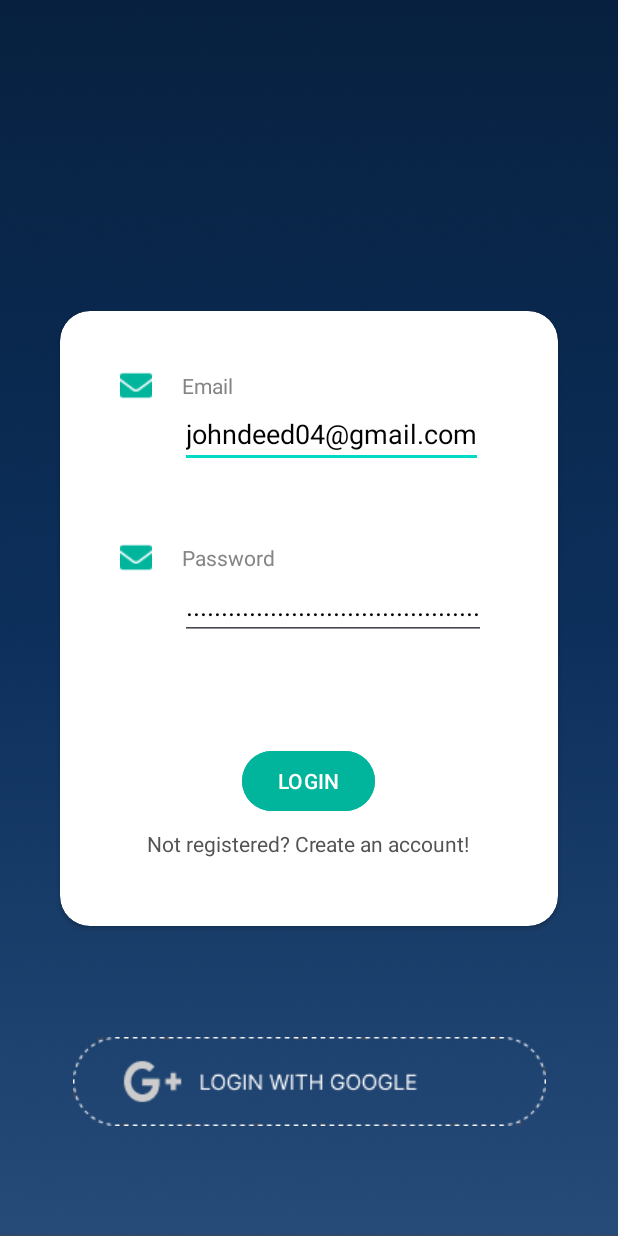
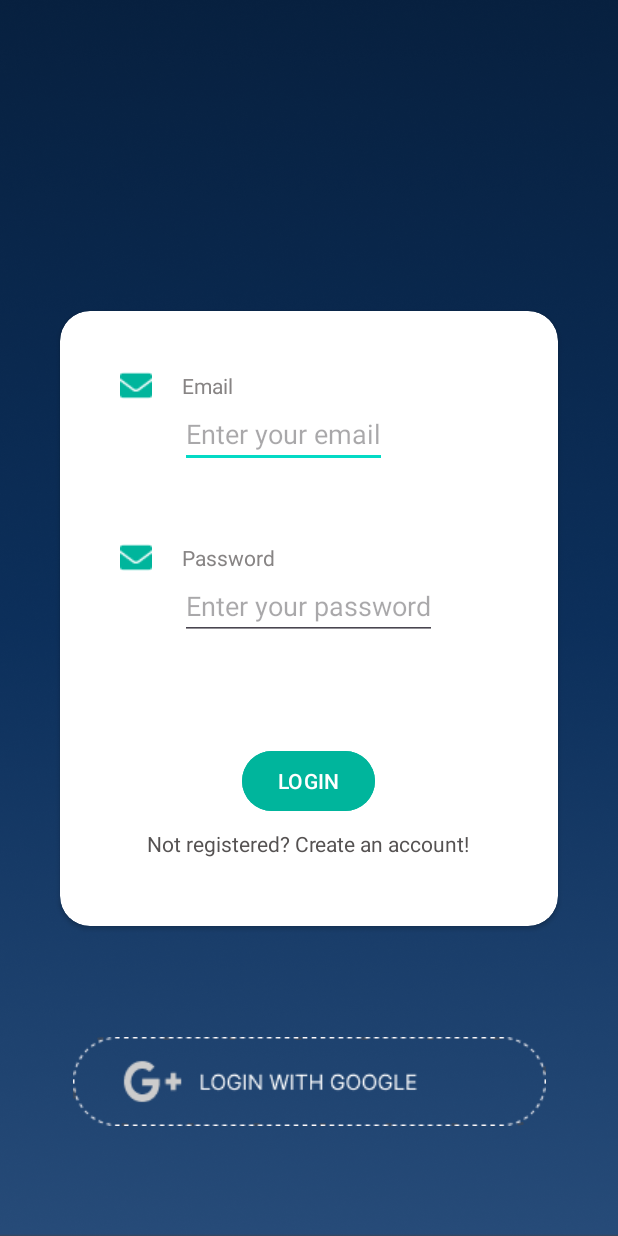
Before and after one commit to navneet-raj-karn/Grievify, an Android app: the screen it shows after launch (LoginActivity), on a phone screen of 412 x 824 dp. Run offline under Robolectric (Android 15) with nearby library versions, the phone set to English and light mode, and no system bars; our stand-ins replace Firebase (no records; nobody signed in at launch, a user with empty details on screens opened directly).

Commit message:
Add: LogIn Activity

```diff
--- a/app/src/main/res/layout/activity_login.xml
+++ b/app/src/main/res/layout/activity_login.xml
@@ -50,11 +50,12 @@
             </LinearLayout>
 
             <com.google.android.material.textfield.TextInputEditText
+                android:id="@+id/email"
                 android:layout_width="wrap_content"
                 android:layout_height="wrap_content"
                 android:layout_marginStart="40sp"
                 android:inputType="text"
-                android:text="johndeed04@gmail.com"
+                android:hint="Enter your email"
                 android:textColor="@color/black"
                 app:boxBackgroundMode="filled"
                 app:boxStrokeWidth="2dp"
@@ -89,11 +90,12 @@
 
         </LinearLayout>
             <com.google.android.material.textfield.TextInputEditText
+                android:id="@+id/password"
                 android:layout_width="wrap_content"
                 android:layout_height="wrap_content"
                 android:layout_marginStart="40sp"
                 android:inputType="text"
-                android:text=".........................................."
+                android:hint="Enter your password"
                 android:textColor="@color/black"
                 app:boxBackgroundMode="filled"
                 app:boxStrokeWidth="2dp"
@@ -101,6 +103,7 @@
                 />
 
             <Button
+                android:id="@+id/loginButton"
                 style="@style/ThemeOverlay.Material3.Button.TonalButton"
                 android:backgroundTint="#00B59C"
                 android:layout_width="wrap_content"
```
Also changed, not shown: app/src/main/java/com/example/grievify/LoginActivity.kt (+33 -0 lines).
